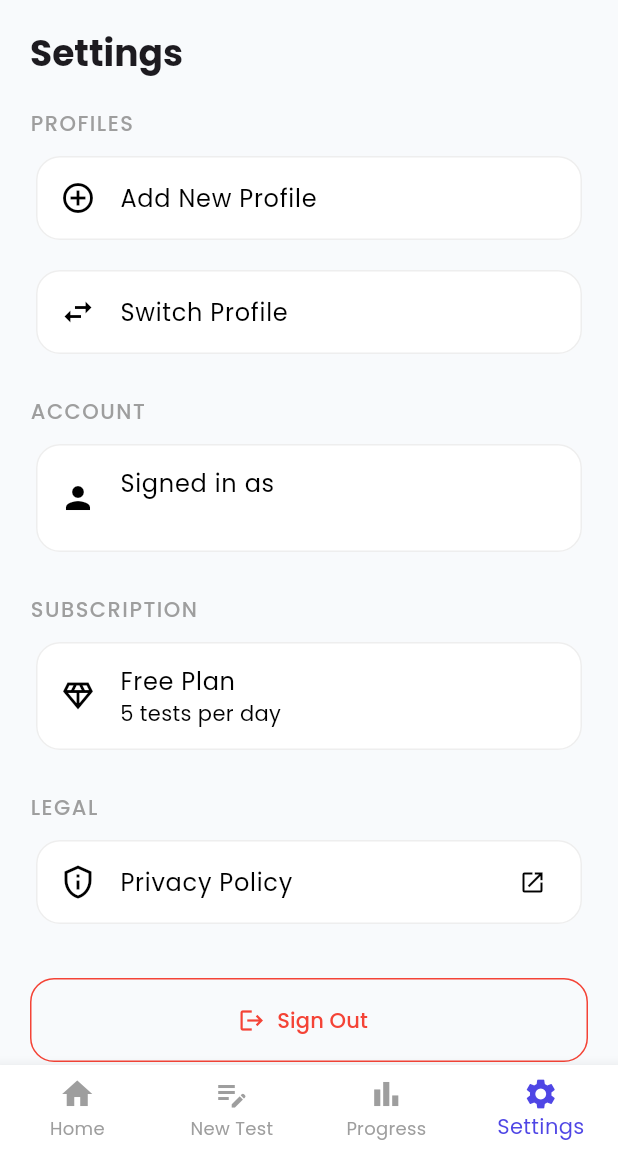
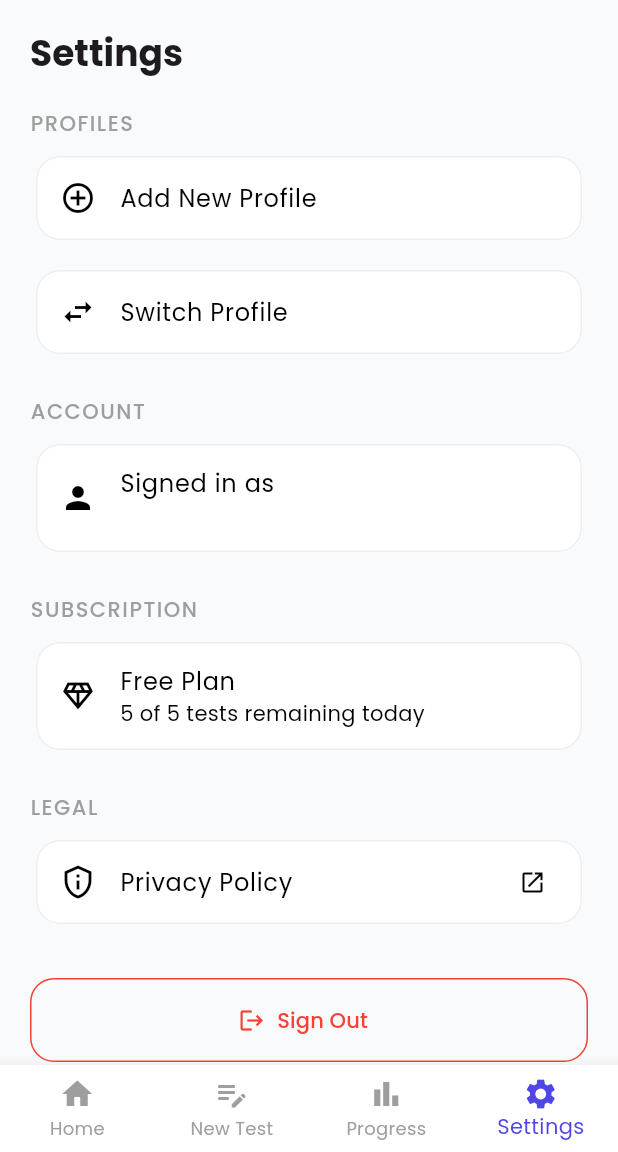
Before and after one commit to magoel/AIMathTest, a Flutter app: the SettingsScreen screen opened by its route, on a phone screen of 412 x 824 dp, the part 84-1236 px from its top. Run offline on Flutter 3.47's test engine with Material 3 defaults, Android fonts, the phone set to English and light mode, and no system bars; our stand-ins replace cloud_firestore, cloud_functions, firebase_analytics, firebase_auth, firebase_core, fl_chart and 5 more; accounts and stored records are empty.

Commit message:
Enforce daily test limit of 5 tests per day (free tier)
Adds getTodayAttemptCount to both database services. Test config
screen blocks generation when limit is reached. Settings screen
shows remaining tests count dynamically.

Co-Authored-By: Claude Opus 4.6 (1M context) <noreply@anthropic.com>

```diff
--- a/lib/providers/user_provider.dart
+++ b/lib/providers/user_provider.dart
@@ -141,4 +141,8 @@ class FirebaseDatabaseWrapper extends LocalDatabaseService {
   Future<List<AttemptModel>> getAttemptsForTest(
           String testId, String profileId) =>
       _fb.getAttemptsForTest(testId, profileId);
+
+  @override
+  Future<int> getTodayAttemptCount(String parentId, String profileId) =>
+      _fb.getTodayAttemptCount(parentId, profileId);
 }
--- a/lib/screens/settings/settings_screen.dart
+++ b/lib/screens/settings/settings_screen.dart
@@ -6,6 +6,7 @@ import '../../config/app_config.dart';
 import '../../models/profile_model.dart';
 import '../../providers/auth_provider.dart';
 import '../../providers/profile_provider.dart';
+import '../../providers/test_provider.dart';
 import '../../providers/user_provider.dart';
 import '../../config/constants.dart';
 import '../../widgets/avatar_picker.dart';
@@ -105,13 +106,7 @@ class SettingsScreen extends ConsumerWidget {
             ),
           ),
           const SizedBox(height: 8),
-          Card(
-            child: ListTile(
-              leading: const Icon(Icons.diamond_outlined),
-              title: const Text('Free Plan'),
-              subtitle: const Text('5 tests per day'),
-            ),
-          ),
+          _SubscriptionCard(),
 
           const SizedBox(height: 24),
 
@@ -335,3 +330,24 @@ class _EditProfileDialogState extends State<_EditProfileDialog> {
     );
   }
 }
+
+class _SubscriptionCard extends ConsumerWidget {
+  @override
+  Widget build(BuildContext context, WidgetRef ref) {
+    final attemptsAsync = ref.watch(attemptsProvider);
+    final todayUsed = attemptsAsync.whenOrNull(data: (attempts) {
+      final now = DateTime.now();
+      final startOfDay = DateTime(now.year, now.month, now.day);
+      return attempts.where((a) => a.completedAt.isAfter(startOfDay)).length;
+    }) ?? 0;
+    final remaining = (5 - todayUsed).clamp(0, 5);
+
+    return Card(
+      child: ListTile(
+        leading: const Icon(Icons.diamond_outlined),
+        title: const Text('Free Plan'),
+        subtitle: Text('$remaining of 5 tests remaining today'),
+      ),
+    );
+  }
+}
```
Also changed, not shown: lib/screens/test_config/test_config_screen.dart (+27 -0 lines), lib/services/database_service.dart (+12 -0 lines), lib/services/local_database_service.dart (+11 -0 lines).
